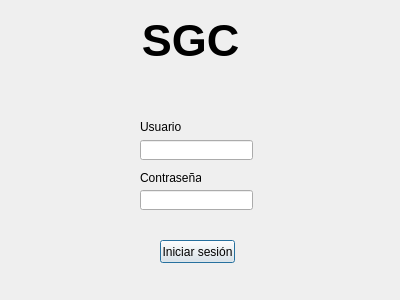
Above: SGC/Vista/VistaLogin.ui from fernandosanchez1128/SGC before the change. Below: the same form after it.
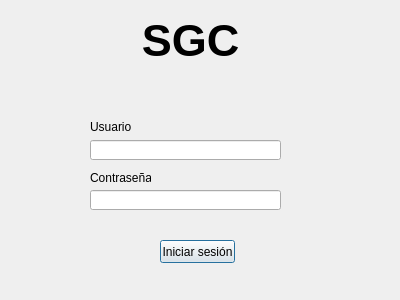
That is the form after the change.

Commit message: Agrandados los campos de texto

Patch:
```diff
--- a/SGC/Vista/VistaLogin.ui
+++ b/SGC/Vista/VistaLogin.ui
@@ -16,9 +16,9 @@
   <widget class="QLineEdit" name="txtUsuario">
    <property name="geometry">
     <rect>
-     <x>140</x>
+     <x>90</x>
      <y>140</y>
-     <width>113</width>
+     <width>191</width>
      <height>20</height>
     </rect>
    </property>
@@ -26,9 +26,9 @@
   <widget class="QLineEdit" name="txtPassword">
    <property name="geometry">
     <rect>
-     <x>140</x>
+     <x>90</x>
      <y>190</y>
-     <width>113</width>
+     <width>191</width>
      <height>20</height>
     </rect>
    </property>
@@ -72,7 +72,7 @@
   <widget class="QLabel" name="label">
    <property name="geometry">
     <rect>
-     <x>140</x>
+     <x>90</x>
      <y>120</y>
      <width>46</width>
      <height>13</height>
@@ -85,7 +85,7 @@
   <widget class="QLabel" name="label_2">
    <property name="geometry">
     <rect>
-     <x>140</x>
+     <x>90</x>
      <y>170</y>
      <width>61</width>
      <height>16</height>
```
The commit also changes 1 other file.
